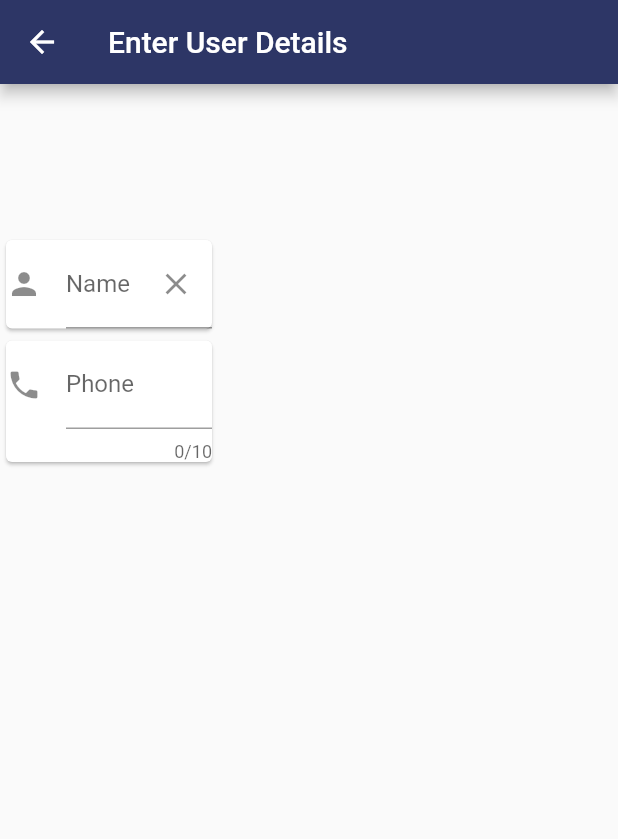
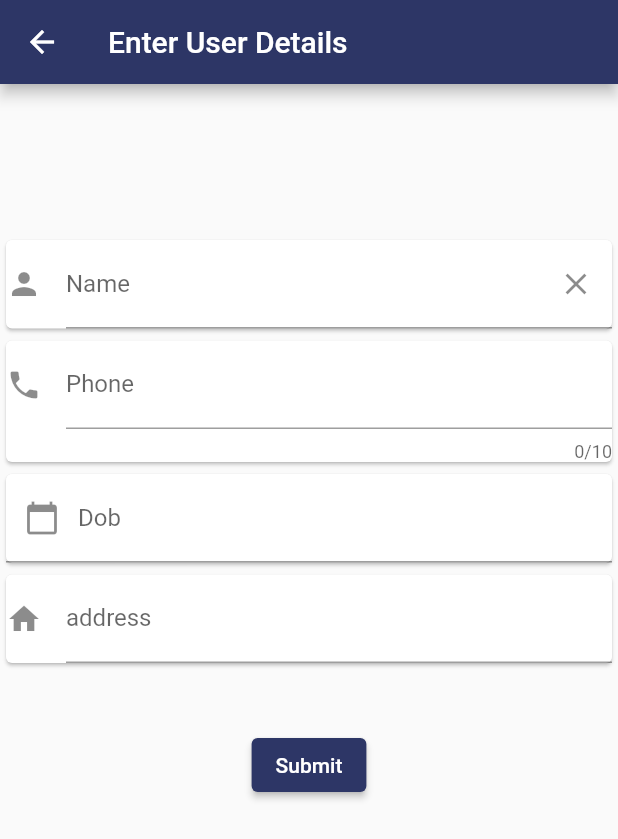
Before and after one commit to BurramsettySushmaSri/AstraGen, a Flutter app: the MyCustomForm screen opened directly, on a phone screen of 412 x 824 dp. Shown: the top 839 px of the screen. Run offline on Flutter 3.47's test engine with Material 2 defaults, Android fonts, the phone set to English and light mode, and no system bars; missing offline and left inert: dart:html, dart:js.

```diff
--- a/lib/components/form_page.dart
+++ b/lib/components/form_page.dart
@@ -1,6 +1,8 @@
-// ignore_for_file: use_key_in_widget_constructors
+// ignore_for_file: use_key_in_widget_constructors, dead_code
 
 import 'dart:core';
+import 'dart:html';
+import 'dart:js';
 import 'package:flutter/material.dart';
 import 'package:flutter/services.dart';
 import 'model.dart';
@@ -36,76 +38,31 @@ class MyCustomFormState extends State<MyCustomForm> {
                 key: _formKey,
                 child: Column(
                   children: <Widget>[
-                SizedBox(height: constants.sizeboxheight),
+                    SizedBox(
+                      height: constants.sizeboxheight,
+                    ),
                     (MediaQuery.of(context).size.width < 600)
-                    ? Column(
-                        children: [
+                        ? Column(children: [
                             nameCard(context),
-                          phoneCard(context),])
-                    : Row(
+                            phoneCard(context),
+                            dobCard(context),
+                            addCard(context),
+                          ])
+                        : Column(children: [
+                            Row(
                                 mainAxisAlignment: MainAxisAlignment.center,
                                 children: [
                                   nameCard(context),
                                   phoneCard(context),
-
-
+                                ]),
                             Row(
                                 mainAxisAlignment: MainAxisAlignment.center,
                                 children: [
-                    Card(
-                      child: SizedBox(
-                        width: MediaQuery.of(context).size.width / 3,
-                        child: TextFormField(
-                          controller: _dob,
-                          decoration: InputDecoration(
-                              hintText: 'Enter your date of birth',
-                              labelText: 'Dob',
-                              prefixIcon: IconButton(
-                                  onPressed: () async {
-                                    DateTime? pickedDate = await showDatePicker(
-                                        context: context,
-                                        initialDate: DateTime.now(),
-                                        firstDate: DateTime(1900),
-                                        lastDate: DateTime(2050));
-                                    if (pickedDate != null) {
-                                      DateTime formattedDate = pickedDate;
-                                      setState(() {
-                                        _dob.text =
-                                            "${formattedDate.day}-${formattedDate.month}-${formattedDate.year}";
-                                      });
-                                    }
-                                  },
-                                  icon: const Icon(Icons.calendar_today))),
-                          validator: (value) {
-                            if (value!.isEmpty ||
-                                (!RegExp(
-                                        r'^[1-9]|2[1-9][-]([1-9]|1[12])[-]\d{4}')
-                                    .hasMatch(value))) {
-                              //allow upper and lower case alphabets and space
-                              return 'Enter correct date';
-                            } else {
-                              return null;
-                            }
-                          },
-                        ),
-                      ),
-                    ),
-                    Card(
-                      child: SizedBox(
-                        width: MediaQuery.of(context).size.width / 3,
-                        child: TextFormField(
-                          controller: _add,
-                          decoration: const InputDecoration(
-                            icon: Icon(Icons.home),
-                            hintText: 'Enter your address',
-                            labelText: 'address',
-                          ),
-                        ),
-                      ),
-                    ),
-                  ],
-                ),
-                Row(
+                                  dobCard(context),
+                                  addCard(context),
+                                ])
+                          ]),
+                    Column(
                       mainAxisAlignment: MainAxisAlignment.center,
                       mainAxisSize: MainAxisSize.max,
                       children: <Widget>[
@@ -126,8 +83,8 @@ class MyCustomFormState extends State<MyCustomForm> {
                               _formKey.currentState!.save();
                             },
                             style: ElevatedButton.styleFrom(
-                          primary:
-                              Color.fromARGB(255, 45, 54, 102), // background
+                              primary: Color.fromARGB(
+                                  255, 45, 54, 102), // background
                               onPrimary: Colors.white, // foreground
                             ),
                             child: const Text('Submit'),
@@ -136,20 +93,16 @@ class MyCustomFormState extends State<MyCustomForm> {
                       ],
                     ),
                   ],
-            ),
-              ]
-            )
-          )
-        )
-        );
+                ))));
   }
 }
-Widget nameCard(BuildContext context){
-  final TextEditingController _name = TextEditingController();
+
+Widget nameCard(BuildContext context) {
+  TextEditingController _name = TextEditingController();
+
   return Card(
-
     child: SizedBox(
-                              width: MediaQuery.of(context).size.width / 3,
+      width: widthc(context),
       child: TextFormField(
         controller: _name,
         decoration: InputDecoration(
@@ -162,8 +115,7 @@ Widget nameCard(BuildContext context){
             )),
         validator: (value) {
           if (value!.isEmpty ||
-                                      !RegExp(r'^[a-z A-Z]+$')
-                                          .hasMatch(value) ||
+              !RegExp(r'^[a-z A-Z]+$').hasMatch(value) ||
               value.length < constants.namelen) {
             //allow upper and lower case alphabets and space
             return "Enter Correct Name";
@@ -175,11 +127,13 @@ Widget nameCard(BuildContext context){
     ),
   );
 }
-Widget phoneCard(BuildContext context){
+
+Widget phoneCard(BuildContext context) {
   final TextEditingController _phone = TextEditingController();
+
   return Card(
     child: SizedBox(
-                              width: MediaQuery.of(context).size.width / 3,
+      width: widthc(context),
       child: TextFormField(
         controller: _phone,
         decoration: const InputDecoration(
@@ -190,8 +144,7 @@ Widget phoneCard(BuildContext context){
         maxLength: 10,
         keyboardType: TextInputType.number,
         inputFormatters: <TextInputFormatter>[
-                                  FilteringTextInputFormatter.allow(
-                                      RegExp('[0-9]')),
+          FilteringTextInputFormatter.allow(RegExp('[0-9]')),
         ],
         validator: (value) {
           if (value!.isEmpty || value.length != 10) {
@@ -204,3 +157,71 @@ Widget phoneCard(BuildContext context){
     ),
   );
 }
+
+Widget dobCard(BuildContext context) {
+  final TextEditingController _dob = TextEditingController();
+
+  return Card(
+    child: SizedBox(
+      width: widthc(context),
+      child: TextFormField(
+        controller: _dob,
+        decoration: InputDecoration(
+            hintText: 'Enter your date of birth',
+            labelText: 'Dob',
+            prefixIcon: IconButton(
+                onPressed: () async {
+                  DateTime? pickedDate = await showDatePicker(
+                      context: context,
+                      initialDate: DateTime.now(),
+                      firstDate: DateTime(1900),
+                      lastDate: DateTime(2050));
+                  if (pickedDate != null) {
+                    DateTime formattedDate = pickedDate;
+
+                    _dob.text =
+                        "${formattedDate.day}-${formattedDate.month}-${formattedDate.year}";
+                  }
+                },
+                icon: const Icon(Icons.calendar_today))),
+        validator: (value) {
+          if (value!.isEmpty ||
+              (!RegExp(r'^[1-9]|2[1-9][-]([1-9]|1[12])[-]\d{4}')
+                  .hasMatch(value))) {
+            //allow upper and lower case alphabets and space
+            return 'Enter correct date';
+          } else {
+            return null;
+          }
+        },
+      ),
+    ),
+  );
+}
+
+Widget addCard(BuildContext context) {
+  final TextEditingController _add = TextEditingController();
+  return Card(
+      child: SizedBox(
+    width: widthc(context),
+    child: TextFormField(
+      controller: _add,
+      decoration: const InputDecoration(
+        icon: Icon(Icons.home),
+        hintText: 'Enter your address',
+        labelText: 'address',
+      ),
+    ),
+  ));
+}
+
+widthc(BuildContext context) {
+  double width = MediaQuery.of(context).size.width;
+  if (width < 600) {
+    width = width;
+    return width;
+  } else {
+    width = width / 3;
+    return width;
+  }
+}
```
Also changed, not shown: 1 other file. Lines whose indentation alone changed are shown as unchanged.
